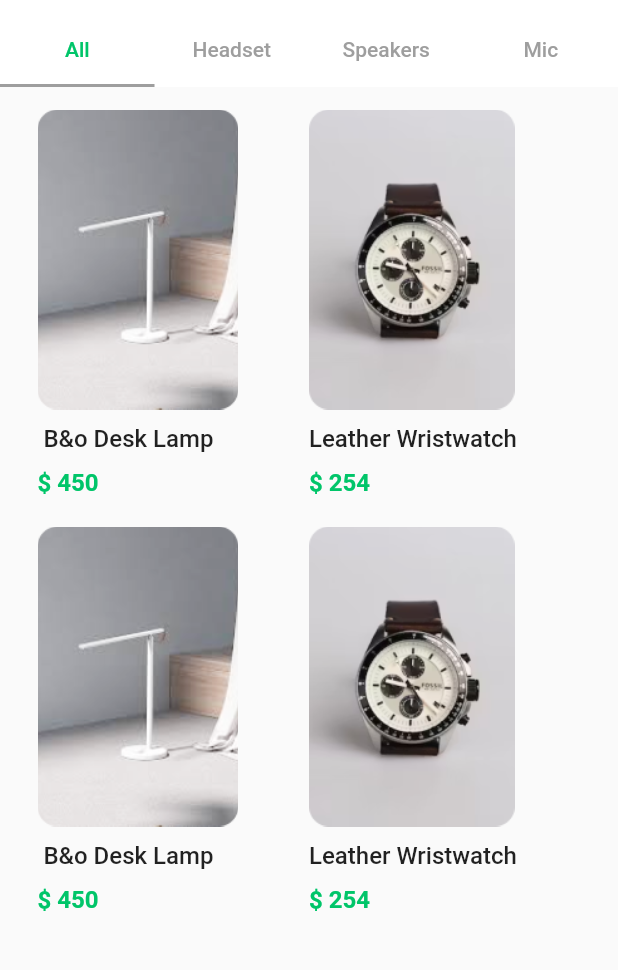
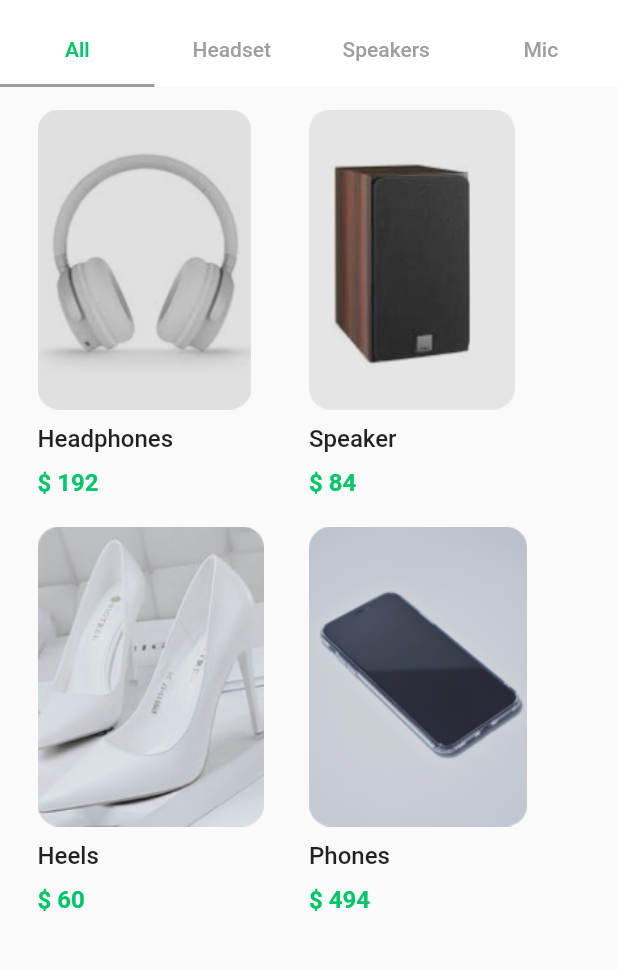
Before and after one commit to malavikaac/Flutter_Shopping_App_UI, a Flutter app: the screen it shows after launch, after a tap on "See All", on a phone screen of 412 x 824 dp, the part 69-1039 px from its top. Run offline on Flutter 3.47's test engine with Material 2 defaults, Android fonts, the phone set to English and light mode, and no system bars; our stand-ins replace flutter_svg.

Commit message:
feat - added a images in products page

```diff
--- a/lib/bottom navigation pages/explrorepage/all_products_page.dart
+++ b/lib/bottom navigation pages/explrorepage/all_products_page.dart
@@ -25,20 +25,20 @@ class _AllProdudtsPageState extends State<AllProdudtsPage> {
                               children: [
                                 SizedBox(
                                     height: 200,
-                                    child: Image.asset("assets/images/lamp.png")),
+                                    child: Image.asset("assets/images/headphones.png")),
                                 const SizedBox(
                                   height: 10,
                                 ),
                                 myWidget.titleText(
                                     fontWeight: FontWeight.w500,
-                                    text: " B&o Desk Lamp",
+                                    text: "Headphones",
                                     fontSize: 16), //product name
                                 const SizedBox(
                                   height: 10,
                                 ),
                                 myWidget.titleText(
                                     fontWeight: FontWeight.w600,
-                                    text: "\$ 450",
+                                    text: "\$ 192",
                                     fontSize: 16,
                                     color: myColors.greenColor), //product price
                               ],
@@ -50,20 +50,20 @@ class _AllProdudtsPageState extends State<AllProdudtsPage> {
                               children: [
                                 SizedBox(
                                     height: 200,
-                                    child: Image.asset("assets/images/watch.png")),
+                                    child: Image.asset("assets/images/speaker.png")),
                                 const SizedBox(
                                   height: 10,
                                 ),
                                 myWidget.titleText(
                                     fontWeight: FontWeight.w500,
-                                    text: "Leather Wristwatch",
+                                    text: "Speaker",
                                     fontSize: 16), //product name
                                 const SizedBox(
                                   height: 10,
                                 ),
                                 myWidget.titleText(
                                     fontWeight: FontWeight.w600,
-                                    text: "\$ 254",
+                                    text: "\$ 84",
                                     fontSize: 16,
                                     color: myColors.greenColor), //product price
                               ],
@@ -81,20 +81,20 @@ class _AllProdudtsPageState extends State<AllProdudtsPage> {
                         children: [
                           SizedBox(
                               height: 200,
-                              child: Image.asset("assets/images/lamp.png")),
+                              child: Image.asset("assets/images/heels.png")),
                           const SizedBox(
                             height: 10,
                           ),
                           myWidget.titleText(
                               fontWeight: FontWeight.w500,
-                              text: " B&o Desk Lamp",
+                              text: "Heels",
                               fontSize: 16), //product name
                           const SizedBox(
                             height: 10,
                           ),
                           myWidget.titleText(
                               fontWeight: FontWeight.w600,
-                              text: "\$ 450",
+                              text: "\$ 60",
                               fontSize: 16,
                               color: myColors.greenColor), //product price
                         ],
@@ -106,20 +106,20 @@ class _AllProdudtsPageState extends State<AllProdudtsPage> {
                         children: [
                           SizedBox(
                               height: 200,
-                              child: Image.asset("assets/images/watch.png")),
+                              child: Image.asset("assets/images/phone.png")),
                           const SizedBox(
                             height: 10,
                           ),
                           myWidget.titleText(
                               fontWeight: FontWeight.w500,
-                              text: "Leather Wristwatch",
+                              text: "Phones",
                               fontSize: 16), //product name
                           const SizedBox(
                             height: 10,
                           ),
                           myWidget.titleText(
                               fontWeight: FontWeight.w600,
-                              text: "\$ 254",
+                              text: "\$ 494",
                               fontSize: 16,
                               color: myColors.greenColor), //product price
                         ],
--- a/lib/bottom navigation pages/explrorepage/explore_Page.dart
+++ b/lib/bottom navigation pages/explrorepage/explore_Page.dart
@@ -1,7 +1,7 @@
 import 'package:flutter/material.dart';
 import '../../constants/colors.dart';
 import '../../constants/widgets.dart';
-import 'products_page.dart';
+import 'main.dart';
 
 class ExplorePage extends StatelessWidget {
   const ExplorePage({Key? key}) : super(key: key);
@@ -78,12 +78,12 @@ class ExplorePage extends StatelessWidget {
                         child: myWidget.button(
                             fontSize: 14,
                             fontWeight: FontWeight.w500,
-                            color: myColors.blackColor,
+                            color: myColors.blueColor,
                             onPressed: () {
                               Navigator.push(
                                   context,
                                   MaterialPageRoute(
-                                    builder: (context) => ProductPage(),
+                                    builder: (context) => const ProductPage(),
                                   ));
                             },
                             text: "See All",)),
--- a/lib/constants/colors.dart
+++ b/lib/constants/colors.dart
@@ -16,4 +16,5 @@ class MyColors {
   Color shadowColor5 = const Color(0x05ADADAD);
   Color shadowColor6 = const Color(0x009E9E9E);
   Color titleTextColor = const Color.fromARGB(255, 59, 59, 59);
+  Color blueColor = Colors.blue;
 }
```
Also changed, not shown: assets/images/headphones.png (added), assets/images/heels.png (added), assets/images/phone.png (added), assets/images/speaker.png (added), lib/bottom navigation pages/explrorepage/main.dart (renamed from lib/bottom navigation pages/explrorepage/products_page.dart).
